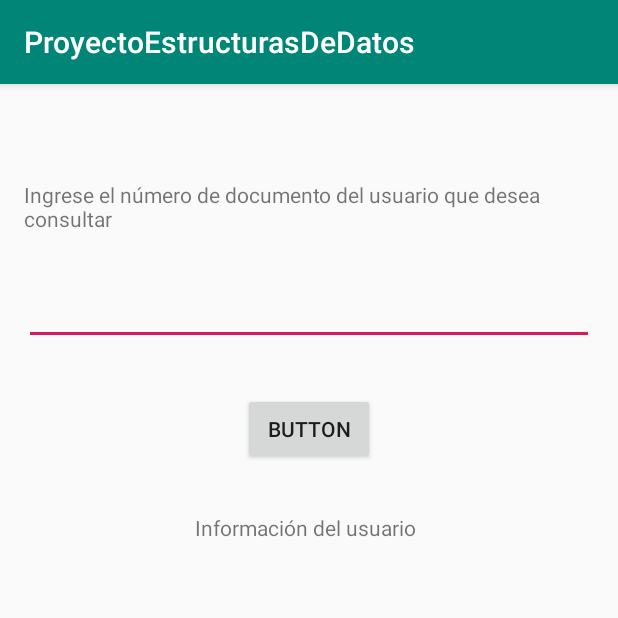
After one commit to Jonatlop07/BookInPopOutMobile, an Android app: the NormalUserQuery screen opened directly, with no data from a screen before it, on a phone screen of 412 x 824 dp, the top half of it. The commit adds this screen. Run offline under Robolectric (Android 15) with nearby library versions, the phone set to English and light mode, and no system bars; our stand-ins replace Volley.

Commit message:
Búsqueda de usuario normal por documento

```diff
--- a/app/src/main/AndroidManifest.xml
+++ b/app/src/main/AndroidManifest.xml
@@ -12,6 +12,8 @@
             android:supportsRtl="true"
             android:theme="@style/AppTheme"
             android:usesCleartextTraffic="true">
+        <activity android:name=".NormalUserQuery">
+        </activity>
         <activity android:name=".NormalUserRegister">
         </activity>
         <activity android:name=".MainActivity">
--- a/app/src/main/java/com/example/proyectoestructurasdedatos/MainActivity.java
+++ b/app/src/main/java/com/example/proyectoestructurasdedatos/MainActivity.java
@@ -91,7 +91,7 @@ public class MainActivity extends AppCompatActivity {
 
                             }
                             else{
-                                startActivity(new Intent(MainActivity.this, null));
+                                startActivity(new Intent(MainActivity.this, NormalUserQuery.class));
                             }
 
                         } else {
--- /dev/null
+++ b/app/src/main/java/com/example/proyectoestructurasdedatos/NormalUserQuery.java
@@ -0,0 +1,92 @@
+package com.example.proyectoestructurasdedatos;
+
+import android.content.Context;
+import android.view.View;
+import android.view.inputmethod.InputMethodManager;
+import android.widget.Button;
+import android.widget.EditText;
+import android.widget.TextView;
+import android.widget.Toast;
+import androidx.appcompat.app.AppCompatActivity;
+import android.os.Bundle;
+import com.android.volley.RequestQueue;
+import com.android.volley.Response;
+import com.android.volley.VolleyError;
+import com.android.volley.toolbox.JsonArrayRequest;
+import com.android.volley.toolbox.Volley;
+import org.json.JSONArray;
+import org.json.JSONException;
+import org.json.JSONObject;
+
+public class NormalUserQuery extends AppCompatActivity {
+    EditText ET_Documento;
+    Button BT_ConsultarUsuario;
+    TextView TF_NombreUsuario;
+    TextView TF_ApellidoUsuario;
+    TextView TF_CorreoUsuario;
+
+    RequestQueue colaSolicitud;
+
+    private final String HOST_IP = "";
+    private final String CARPETA_SCRIPTS = "archivos_conexion_bd";
+    private final String PUERTO = "80";
+    private final String NOMBRE_SCRIPT = "consultarUsuarios";
+    private String URL;
+
+    @Override
+    protected void onCreate(Bundle savedInstanceState) {
+        super.onCreate(savedInstanceState);
+        setContentView(R.layout.activity_normal_user_query);
+
+        ET_Documento = (EditText) findViewById(R.id.DocConsultaEditText);
+        BT_ConsultarUsuario = (Button) findViewById(R.id.BotonConsultarUsuario);
+        TF_NombreUsuario = (TextView) findViewById(R.id.NombreTextView);
+        TF_ApellidoUsuario = (TextView) findViewById(R.id.ApellidoTextView);
+        TF_CorreoUsuario = (TextView) findViewById(R.id.CorreoTextView);
+        BT_ConsultarUsuario.setOnClickListener(new View.OnClickListener() {
+            @Override
+            public void onClick(View v) {
+                validarDocumento();
+            }
+        });
+    }
+
+    private void validarDocumento() {
+        String documento = ET_Documento.getText().toString();
+
+        if (documento.isEmpty()) {
+            ET_Documento.setError("Ingrese un número de documento");
+        } else {
+            this.URL = "http://" + HOST_IP + ":" + PUERTO + "/" + CARPETA_SCRIPTS
+                        + "/" + NOMBRE_SCRIPT + ".php?id_documento=" + ET_Documento.getText() + "";
+            consultarUsuario();
+        }
+    }
+
+    private void consultarUsuario() {
+        JsonArrayRequest jsonArrayRequest = new JsonArrayRequest(this.URL, new Response.Listener<JSONArray>() {
+            @Override
+            public void onResponse(JSONArray response) {
+                JSONObject jsonObject = null;
+                try {
+                    jsonObject = response.getJSONObject(0);
+                    TF_NombreUsuario.setText(jsonObject.getString("nombre"));
+                    TF_ApellidoUsuario.setText(jsonObject.getString("apellido"));
+                    TF_CorreoUsuario.setText(jsonObject.getString("correo"));
+
+                } catch (JSONException e) {
+                    Toast.makeText(getApplicationContext(), e.getMessage(), Toast.LENGTH_SHORT).show();
+                }
+            }
+        }, new Response.ErrorListener(){
+            @Override
+            public void onErrorResponse(VolleyError error) {
+                Toast.makeText(getApplicationContext(), "ERROR DE CONEXIÓN", Toast.LENGTH_SHORT).show();
+            }
+        });
+
+        colaSolicitud = Volley.newRequestQueue(this);
+        colaSolicitud.add(jsonArrayRequest);
+    }
+
+}
--- a/app/src/main/java/com/example/proyectoestructurasdedatos/NormalUserRegister.java
+++ b/app/src/main/java/com/example/proyectoestructurasdedatos/NormalUserRegister.java
@@ -1,6 +1,5 @@
 package com.example.proyectoestructurasdedatos;
 
-import android.util.Log;
 import androidx.appcompat.app.AppCompatActivity;
 
 import android.app.DatePickerDialog;
@@ -39,7 +38,7 @@ public class NormalUserRegister extends AppCompatActivity {
     final int anio = c.get(Calendar.YEAR);
     int aStamp, mStamp, dStamp;
 
-    private final String HOST_IP = "192.168.1.13";
+    private final String HOST_IP = "192.168.1.15";
     private final String CARPETA_SCRIPTS = "archivos_conexion_bd";
     private final String PUERTO = "80";
     private final String NOMBRE_SCRIPT = "registrarUsuario";
--- /dev/null
+++ b/app/src/main/res/layout/activity_normal_user_query.xml
@@ -0,0 +1,71 @@
+<?xml version="1.0" encoding="utf-8"?>
+<androidx.constraintlayout.widget.ConstraintLayout
+        xmlns:android="http://schemas.android.com/apk/res/android"
+        xmlns:tools="http://schemas.android.com/tools"
+        xmlns:app="http://schemas.android.com/apk/res-auto"
+        android:layout_width="match_parent"
+        android:layout_height="match_parent"
+        tools:context=".NormalUserQuery">
+
+    <TextView
+            android:text="@string/ingreseDocumento"
+            android:layout_width="0dp"
+            android:layout_height="wrap_content"
+            android:id="@+id/textView7" app:layout_constraintTop_toTopOf="parent"
+            android:layout_marginTop="64dp" app:layout_constraintStart_toStartOf="parent"
+            android:layout_marginLeft="16dp" android:layout_marginStart="16dp"
+            app:layout_constraintEnd_toEndOf="parent" android:layout_marginRight="16dp"
+            android:layout_marginEnd="16dp"/>
+    <EditText
+            android:layout_width="0dp"
+            android:layout_height="wrap_content"
+            android:inputType="number"
+            android:ems="10"
+            android:id="@+id/DocConsultaEditText" android:layout_marginTop="29dp"
+            app:layout_constraintTop_toBottomOf="@+id/textView7" app:layout_constraintStart_toStartOf="parent"
+            android:layout_marginLeft="16dp" android:layout_marginStart="16dp"
+            app:layout_constraintEnd_toEndOf="parent" android:layout_marginEnd="16dp"
+            android:layout_marginRight="16dp"/>
+    <Button
+            android:text="Button"
+            android:layout_width="wrap_content"
+            android:layout_height="wrap_content"
+            android:id="@+id/BotonConsultarUsuario"
+            android:layout_marginTop="32dp" app:layout_constraintTop_toBottomOf="@+id/DocConsultaEditText"
+            app:layout_constraintStart_toStartOf="parent" android:layout_marginLeft="100dp"
+            android:layout_marginStart="100dp" app:layout_constraintEnd_toEndOf="parent"
+            android:layout_marginEnd="100dp" android:layout_marginRight="100dp"/>
+    <TextView
+            android:text="@string/informacionUsuario"
+            android:layout_width="0dp"
+            android:layout_height="wrap_content" android:id="@+id/textView8"
+            app:layout_constraintTop_toBottomOf="@+id/BotonConsultarUsuario"
+            android:layout_marginTop="32dp" app:layout_constraintEnd_toEndOf="parent" android:layout_marginEnd="131dp"
+            android:layout_marginRight="131dp" app:layout_constraintStart_toStartOf="parent"
+            android:layout_marginLeft="130dp" android:layout_marginStart="130dp"/>
+    <TextView
+            android:layout_width="wrap_content"
+            android:layout_height="wrap_content"
+            android:id="@+id/NombreTextView"
+            app:layout_constraintStart_toStartOf="parent" android:layout_marginLeft="16dp"
+            android:layout_marginStart="16dp" app:layout_constraintEnd_toEndOf="parent"
+            android:layout_marginEnd="16dp" android:layout_marginRight="16dp"
+            app:layout_constraintHorizontal_bias="0.501" app:layout_constraintTop_toBottomOf="@+id/textView8"
+            android:layout_marginTop="32dp"/>
+    <TextView
+            android:layout_width="wrap_content"
+            android:layout_height="wrap_content"
+            android:id="@+id/ApellidoTextView" app:layout_constraintStart_toStartOf="parent"
+            android:layout_marginLeft="16dp" android:layout_marginStart="16dp"
+            app:layout_constraintEnd_toEndOf="parent" android:layout_marginEnd="16dp"
+            android:layout_marginRight="16dp"
+            android:layout_marginTop="32dp" app:layout_constraintTop_toBottomOf="@+id/NombreTextView"/>
+    <TextView
+            android:layout_width="wrap_content"
+            android:layout_height="wrap_content"
+            android:id="@+id/CorreoTextView" app:layout_constraintStart_toStartOf="parent"
+            android:layout_marginLeft="16dp" android:layout_marginStart="16dp"
+            app:layout_constraintEnd_toEndOf="parent" android:layout_marginEnd="16dp"
+            android:layout_marginRight="16dp" app:layout_constraintTop_toBottomOf="@+id/ApellidoTextView"
+            android:layout_marginTop="32dp"/>
+</androidx.constraintlayout.widget.ConstraintLayout>
--- a/app/src/main/res/values/strings.xml
+++ b/app/src/main/res/values/strings.xml
@@ -19,4 +19,7 @@
     <string name="registroDiscapcidad">Discapacidad</string>
     <string name="registroFinalizar">Finalizar registro</string>
 
+    <string name="ingreseDocumento">Ingrese el número de documento del usuario que desea consultar</string>
+    <string name="informacionUsuario">Información del usuario</string>
+
 </resources>
```
